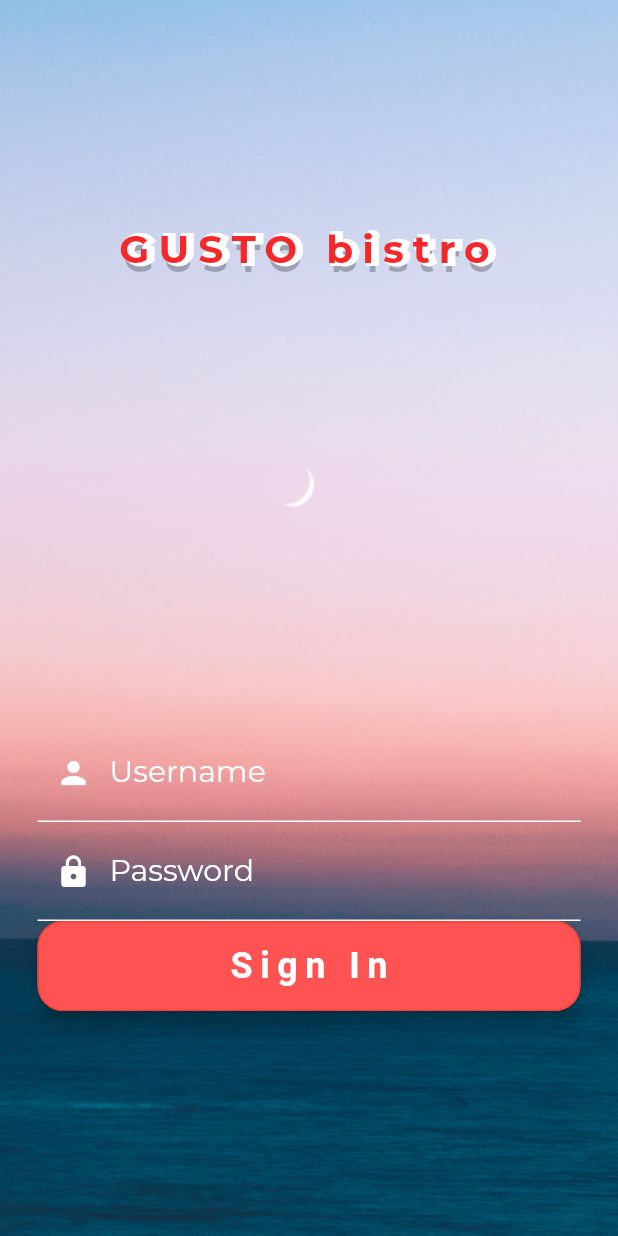
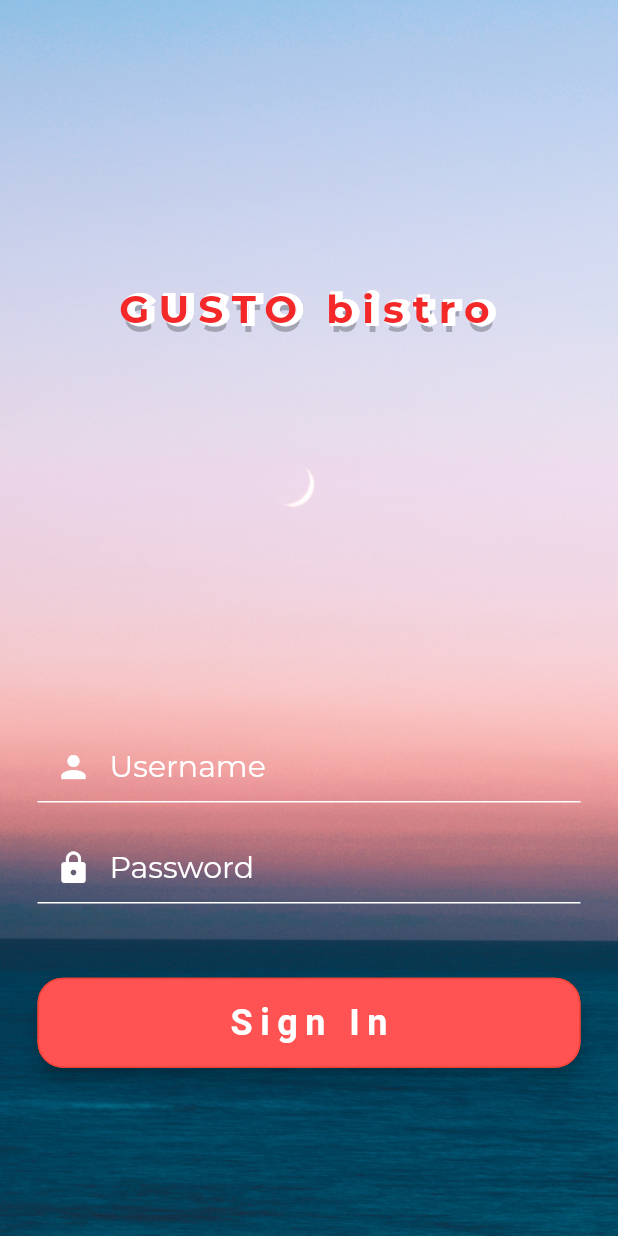
Before and after one commit to Bncer/waiter_app, a Flutter app: the screen it shows after launch, on a phone screen of 412 x 824 dp. Run offline on Flutter 3.47's test engine with Material 2 defaults, Android fonts, the phone set to English and light mode, and no system bars.

Commit message:
TextField and button insets. Change name of the project

```diff
--- a/lib/main.dart
+++ b/lib/main.dart
@@ -62,10 +62,14 @@ class _LoginPageState extends State<LoginPage> {
           ),
         ),
         Column(
-            mainAxisAlignment: MainAxisAlignment.spaceAround,
+            // mainAxisAlignment: MainAxisAlignment.spaceAround,
             children: <Widget>[
-              _buildTitle(),
-              _buildTextFields(),
+              Expanded(
+                child: _buildTitle(),
+              ),
+              Expanded(
+                child: _buildTextFields(),
+              ),
             ],
           ),
       ]),
@@ -75,8 +79,7 @@ class _LoginPageState extends State<LoginPage> {
   Widget _buildTitle() {
     return Container(
       child: Center(
-        child:
-        Stack(
+        child: Stack(
           children: <Widget>[
             // Stroked text as border.
             Text(
@@ -114,20 +117,22 @@ class _LoginPageState extends State<LoginPage> {
 
   Widget _buildTextFields() {
     return Container(
-      padding: EdgeInsets.fromLTRB(25, 0, 25, 0),
+      padding: EdgeInsets.fromLTRB(25, 75, 25, 0),
       child: Form(
         key: _key,
         child: Column(
           children: <Widget>[
-            TextField(
+            Expanded(
+              child: Container(
+                child: TextField(
                   style: TextStyle(
                     color: Colors.white,
                     fontSize: 20,
                   ),
                   controller: _usernameFilter,
                   decoration:  InputDecoration(
-                labelText: 'Username',
-                labelStyle: TextStyle(
+                    hintText: 'Username',
+                    hintStyle: TextStyle(
                       color: Colors.white,
                       fontSize: 20,
                       fontFamily: 'Montserrat',
@@ -144,15 +149,19 @@ class _LoginPageState extends State<LoginPage> {
                     ),
                   ),
                 ),
-            TextField(
+              ),
+            ),
+          Expanded(
+            child: Container(
+              child: TextField(
                 style: TextStyle(
                   color: Colors.white,
                   fontSize: 20,
                 ),
                 controller: _passwordFilter,
                 decoration:  InputDecoration(
-                labelText: 'Password',
-                labelStyle: TextStyle(
+                  hintText: 'Password',
+                  hintStyle: TextStyle(
                     color: Colors.white,
                     fontSize: 20,
                     fontFamily: 'Montserrat',
@@ -170,7 +179,13 @@ class _LoginPageState extends State<LoginPage> {
                 ),
                 obscureText: true,
               ),
-            _buildButton()
+              // padding: EdgeInsets.fromLTRB(0, 0, 0, 30),
+            ),
+          ),
+          Expanded(
+            child: _buildButton(),
+            flex: 3,
+          ),
           ],
         ),
       ),
@@ -179,9 +194,12 @@ class _LoginPageState extends State<LoginPage> {
 
   Widget _buildButton() {
     return Container(
+      child: ListView(
+        children: <Widget>[
+          SizedBox(
+            width: double.infinity,
+            height: 60.0,
             // padding: EdgeInsets.fromLTRB(0, 0, 0, 0),
-      width: 450,
-      height: 60,
             child: RaisedButton(
               child: Text(
                 "Sign In",
@@ -200,6 +218,10 @@ class _LoginPageState extends State<LoginPage> {
                 side: BorderSide(color: Colors.red)
               ),
             ),
+          ),
+        ],
+      ),
+      padding: EdgeInsets.only(top:30)
     );
   }
 
--- a/pubspec.yaml
+++ b/pubspec.yaml
@@ -1,4 +1,4 @@
-name: korgon
+name: waiter_app
 description: A new Flutter project.
 
 # The following line prevents the package from being accidentally published to
```
Also changed, not shown: 8 other files. Lines whose indentation alone changed are shown as unchanged.
